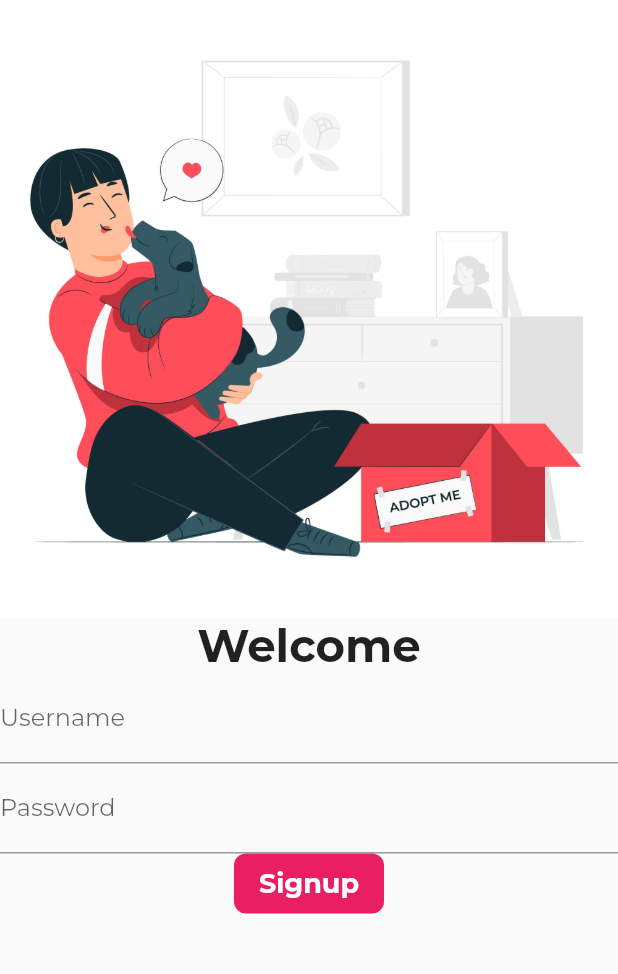
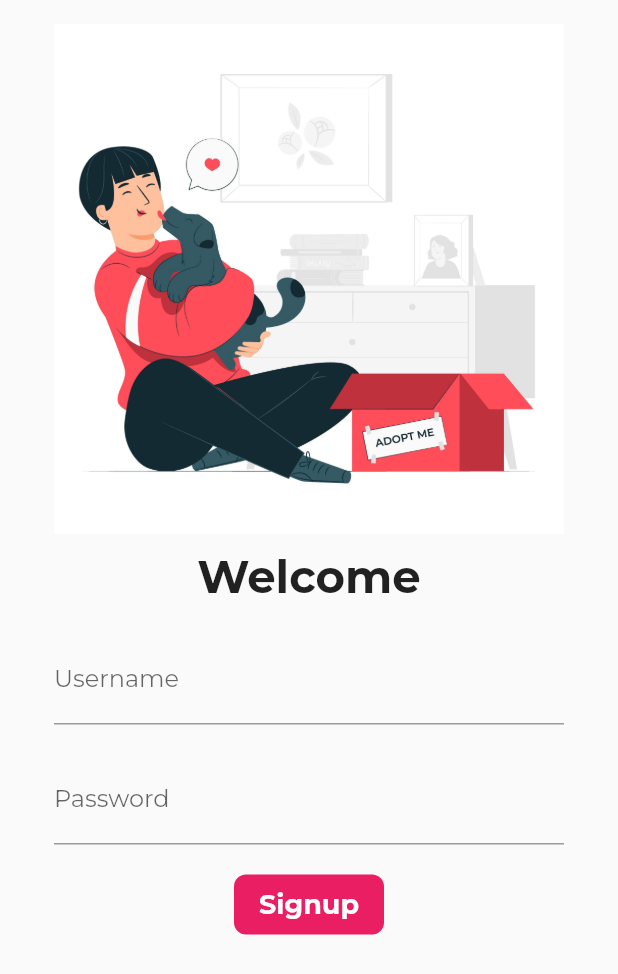
Before and after one commit to derpLLC/Petscue, a Flutter app: the SignUp screen opened by its route, on a phone screen of 412 x 824 dp. Shown: the top 974 px of the screen. Run offline on Flutter 3.47's test engine with Material 2 defaults, Android fonts, the phone set to English and light mode, and no system bars; our stand-ins replace firebase_auth, firebase_core, font_awesome_flutter, google_fonts; accounts and stored records are empty; network calls fail.

Commit message:
lib: signup: fix padding's
Signed-off-by: Ayush Dubey <ayushdubey70@gmail.com>

```diff
--- a/lib/screen/signup.dart
+++ b/lib/screen/signup.dart
@@ -13,11 +13,16 @@ class _SignUpState extends State<SignUp> {
   Widget build(BuildContext context) {
     return Material(
       child: SingleChildScrollView(
+        child: Padding(
+          padding: EdgeInsets.symmetric(vertical: 16, horizontal: 36),
           child: Column(
             children: [
               Image.asset(
                 "assets/images/signup.png",
                 fit: BoxFit.cover,
+              ),
+              SizedBox(
+                height: 10.0,
               ),
               Text(
                 "Welcome",
@@ -26,11 +31,17 @@ class _SignUpState extends State<SignUp> {
                   fontSize: 30.0,
                 ),
               ),
+              SizedBox(
+                height: 20.0,
+              ),
               TextFormField(
                 decoration: InputDecoration(
                   hintText: 'Enter the username',
                   labelText: 'Username',
                 ),
+              ),
+              SizedBox(
+                height: 20.0,
               ),
               TextFormField(
                 obscureText: true,
@@ -38,6 +49,9 @@ class _SignUpState extends State<SignUp> {
                   hintText: 'Enter the password',
                   labelText: 'Password',
                 ),
+              ),
+              SizedBox(
+                height: 20.0,
               ),
               InkWell(
                 onTap: () {
@@ -63,6 +77,7 @@ class _SignUpState extends State<SignUp> {
             ],
           ),
         ),
+      ),
     );
   }
 }
```
Lines whose indentation alone changed are shown as unchanged.
